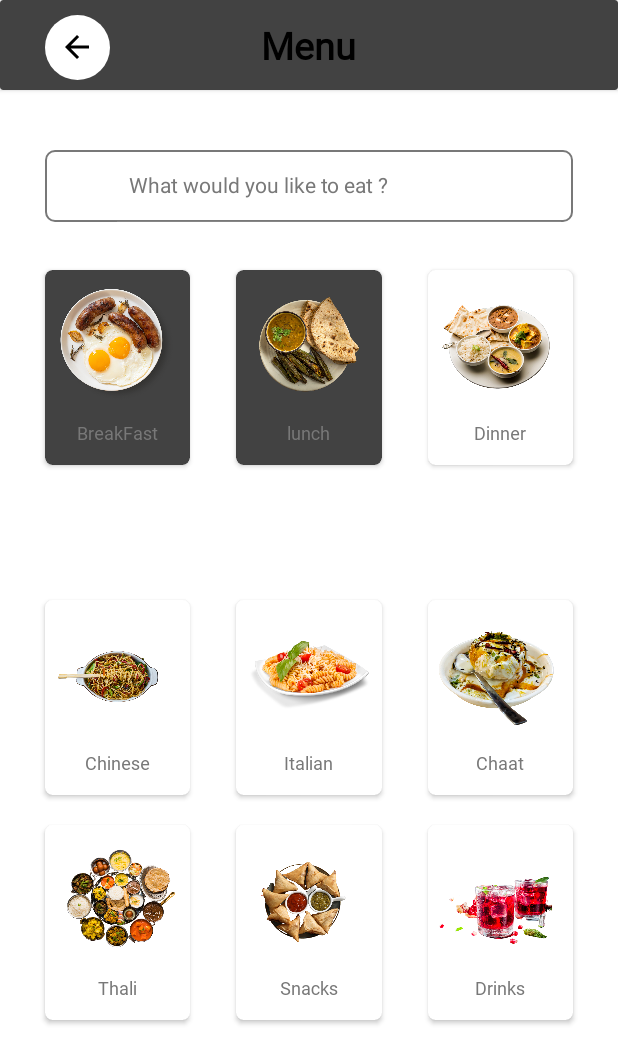
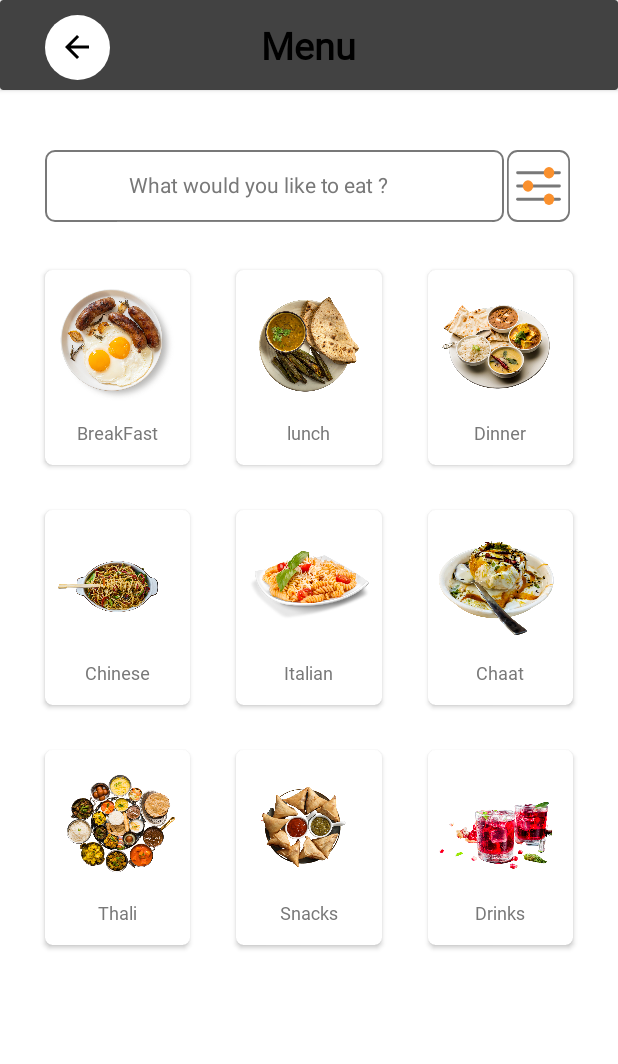
Before and after one commit to rockyhappy/CanteenApp, an Android app: the layout fragment_dishes__category.xml on its own in the app's theme, with its tools: preview values and no code run, on a phone screen of 412 x 824 dp. Shown: the top 1064 px of the screen. Run offline under Robolectric (Android 15) with nearby library versions, the phone set to English and light mode, and no system bars.

Commit message:
DishCategory: Completed

```diff
--- a/app/src/main/java/com/example/myapplication/fragments/Dishes_Category.kt
+++ b/app/src/main/java/com/example/myapplication/fragments/Dishes_Category.kt
@@ -24,7 +24,7 @@ class Dishes_Category : Fragment() {
         val lunch1= view.findViewById<CardView>(R.id.cardView1)
 
         //val newOutlineColor = ContextCompat.getColor(requireContext(), R.drawable.round_corner)
-        lunch1.setBackgroundResource(R.drawable.primary_color_layout)
+        //lunch1.setBackgroundResource(R.drawable.primary_color_layout)
         lunch1.setOnClickListener {
             val bundle = Bundle()
             bundle.putString("key2","LUNCH")
--- /dev/null
+++ b/app/src/main/res/drawable/filter.xml
@@ -0,0 +1,42 @@
+<vector xmlns:android="http://schemas.android.com/apk/res/android"
+    android:width="36dp"
+    android:height="38dp"
+    android:viewportWidth="36"
+    android:viewportHeight="38">
+  <group>
+    <clip-path
+        android:pathData="M6,0L30,0A6,6 0,0 1,36 6L36,32A6,6 0,0 1,30 38L6,38A6,6 0,0 1,0 32L0,6A6,6 0,0 1,6 0z"/>
+    <path
+        android:pathData="M6,12H30"
+        android:strokeWidth="1.5"
+        android:fillColor="#00000000"
+        android:strokeColor="#787878"
+        android:strokeLineCap="round"/>
+    <path
+        android:pathData="M6,26H30"
+        android:strokeWidth="1.5"
+        android:fillColor="#00000000"
+        android:strokeColor="#787878"
+        android:strokeLineCap="round"/>
+    <path
+        android:pathData="M6,19H30"
+        android:strokeWidth="1.5"
+        android:fillColor="#00000000"
+        android:strokeColor="#787878"
+        android:strokeLineCap="round"/>
+    <path
+        android:pathData="M24,12m-3,0a3,3 0,1 1,6 0a3,3 0,1 1,-6 0"
+        android:fillColor="#FA902D"/>
+    <path
+        android:pathData="M24,26m-3,0a3,3 0,1 1,6 0a3,3 0,1 1,-6 0"
+        android:fillColor="#FA902D"/>
+    <path
+        android:pathData="M12,19m-3,0a3,3 0,1 1,6 0a3,3 0,1 1,-6 0"
+        android:fillColor="#FA902D"/>
+  </group>
+  <path
+      android:strokeWidth="1"
+      android:pathData="M6,0.5L30,0.5A5.5,5.5 0,0 1,35.5 6L35.5,32A5.5,5.5 0,0 1,30 37.5L6,37.5A5.5,5.5 0,0 1,0.5 32L0.5,6A5.5,5.5 0,0 1,6 0.5z"
+      android:fillColor="#00000000"
+      android:strokeColor="#787878"/>
+</vector>
--- a/app/src/main/res/layout/fragment_dishes__category.xml
+++ b/app/src/main/res/layout/fragment_dishes__category.xml
@@ -58,7 +58,7 @@
         android:layout_height="48dp"
         android:layout_marginStart="30dp"
         android:layout_marginTop="100dp"
-        android:layout_marginEnd="30dp"
+        android:layout_marginEnd="76dp"
         app:backHandlingEnabled="true"
         android:background="@drawable/rounded_border"
         android:queryHint="What would you like to eat ?"
@@ -74,14 +74,26 @@
         android:voiceIcon="@drawable/mic"
         android:voiceSearchMode="showVoiceSearchButton|launchRecognizer"
         />
+
+    <Button
+        android:layout_width="42dp"
+        android:layout_height="48dp"
+        android:layout_marginTop="100dp"
+        android:layout_marginEnd="30dp"
+        android:background="@drawable/filter"
+        app:layout_constraintEnd_toEndOf="parent"
+        app:layout_constraintStart_toEndOf="@+id/searchView"
+        app:layout_constraintTop_toTopOf="parent" />
+
     <TextView
+        android:id="@+id/textView12"
         android:layout_width="wrap_content"
         android:layout_height="wrap_content"
+        android:layout_marginTop="10dp"
+        android:fontFamily="@font/roboto"
         android:text="Menu"
         android:textColor="@color/black"
-        android:layout_marginTop="10dp"
         android:textSize="25dp"
-        android:fontFamily="@font/roboto"
         app:layout_constraintEnd_toEndOf="parent"
         app:layout_constraintStart_toStartOf="parent"
         app:layout_constraintTop_toTopOf="parent" />
@@ -94,6 +106,7 @@
         android:layout_marginTop="180dp"
         android:elevation="4dp"
         app:cardCornerRadius="5dp"
+        android:backgroundTint="@color/white"
         android:layout_marginStart="30dp"
         android:layout_marginEnd="15dp"
         app:layout_constraintStart_toStartOf="parent"
@@ -129,6 +142,7 @@
         android:layout_marginTop="180dp"
         android:elevation="4dp"
         app:cardCornerRadius="5dp"
+        android:backgroundTint="@color/white"
         android:layout_marginStart="15dp"
         android:layout_marginEnd="15dp"
         app:layout_constraintStart_toEndOf="@+id/cardView1"
@@ -192,7 +206,7 @@
         android:id="@+id/cardView4"
         android:layout_width="0dp"
         android:layout_height="130dp"
-        android:layout_marginTop="400dp"
+        android:layout_marginTop="340dp"
         android:backgroundTint="@color/white"
         android:elevation="4dp"
         app:cardCornerRadius="5dp"
@@ -228,7 +242,7 @@
         android:id="@+id/cardView5"
         android:layout_width="0dp"
         android:layout_height="130dp"
-        android:layout_marginTop="400dp"
+        android:layout_marginTop="340dp"
         android:backgroundTint="@color/white"
         android:elevation="4dp"
         app:cardCornerRadius="5dp"
@@ -261,7 +275,7 @@
         android:id="@+id/cardView6"
         android:layout_width="0dp"
         android:layout_height="130dp"
-        android:layout_marginTop="400dp"
+        android:layout_marginTop="340dp"
         android:backgroundTint="@color/white"
         android:elevation="4dp"
         app:cardCornerRadius="5dp"
@@ -296,7 +310,7 @@
         android:id="@+id/cardView7"
         android:layout_width="0dp"
         android:layout_height="130dp"
-        android:layout_marginTop="550dp"
+        android:layout_marginTop="500dp"
         android:backgroundTint="@color/white"
         android:elevation="4dp"
         app:cardCornerRadius="5dp"
@@ -332,7 +346,7 @@
         android:id="@+id/cardView8"
         android:layout_width="0dp"
         android:layout_height="130dp"
-        android:layout_marginTop="550dp"
+        android:layout_marginTop="500dp"
         android:backgroundTint="@color/white"
         android:elevation="4dp"
         app:cardCornerRadius="5dp"
@@ -365,7 +379,7 @@
         android:id="@+id/cardView9"
         android:layout_width="0dp"
         android:layout_height="130dp"
-        android:layout_marginTop="550dp"
+        android:layout_marginTop="500dp"
         android:backgroundTint="@color/white"
         android:elevation="4dp"
         app:cardCornerRadius="5dp"
```
Also changed, not shown: app/src/main/res/raw/filter.svg (added).
